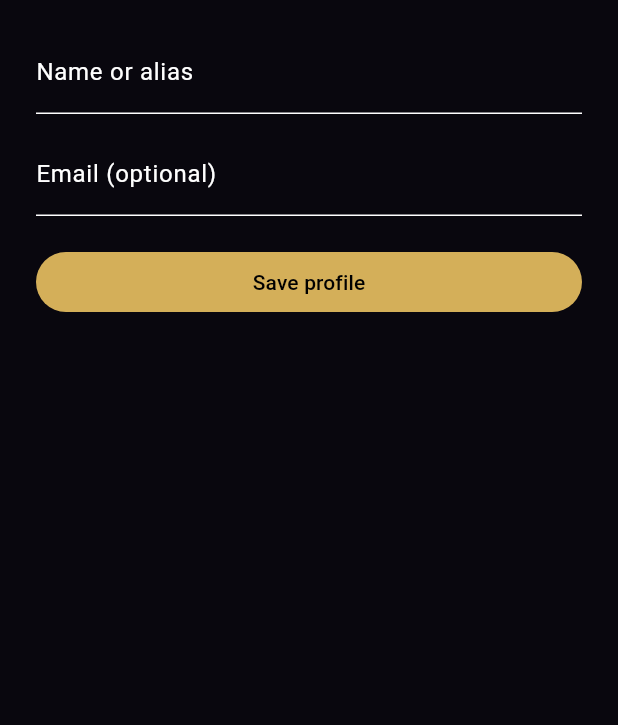
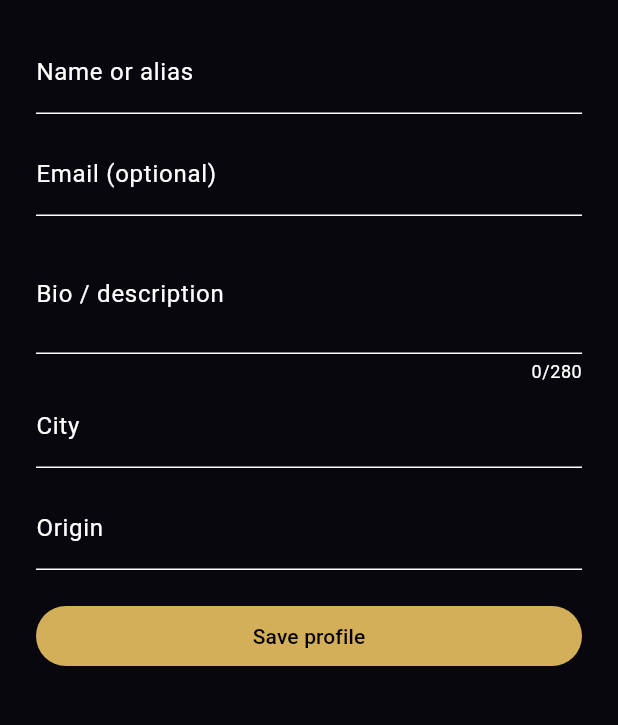
Before and after one commit to AnarchSun/tarot_noir, a Flutter app: the ProfileCompletionSheet widget shown alone on an empty page, opened directly, on a phone screen of 412 x 824 dp, the part 156-881 px from its top. Run offline on Flutter 3.47's test engine with Material 3 defaults, Android fonts, the phone set to English and light mode, and no system bars; our stand-ins replace cloud_firestore, firebase_auth, firebase_core, google_sign_in, shared_preferences; missing offline and left inert: flutter_facebook_auth, reown_appkit; accounts and stored records are empty.

Commit message:
feat: profile tabs (profile, journal, collection, wallet) with bio, city and origin
Co-authored-by: Copilot App <223556219+Copilot@users.noreply.github.com>

```diff
--- a/lib/l10n/app_localizations.dart
+++ b/lib/l10n/app_localizations.dart
@@ -1023,6 +1023,90 @@ abstract class AppLocalizations {
   /// In fr, this message translates to:
   /// **'Espace publicitaire réservé aux invités'**
   String get guestAdBody;
+
+  /// No description provided for @profileTabHome.
+  ///
+  /// In fr, this message translates to:
+  /// **'Profil'**
+  String get profileTabHome;
+
+  /// No description provided for @profileTabJournal.
+  ///
+  /// In fr, this message translates to:
+  /// **'Journal'**
+  String get profileTabJournal;
+
+  /// No description provided for @profileTabCollection.
+  ///
+  /// In fr, this message translates to:
+  /// **'Collection'**
+  String get profileTabCollection;
+
+  /// No description provided for @profileTabWallet.
+  ///
+  /// In fr, this message translates to:
+  /// **'Portefeuille'**
+  String get profileTabWallet;
+
+  /// No description provided for @bioLabel.
+  ///
+  /// In fr, this message translates to:
+  /// **'Bio / description'**
+  String get bioLabel;
+
+  /// No description provided for @cityLabel.
+  ///
+  /// In fr, this message translates to:
+  /// **'Ville'**
+  String get cityLabel;
+
+  /// No description provided for @originLabel.
+  ///
+  /// In fr, this message translates to:
+  /// **'Origine'**
+  String get originLabel;
+
+  /// No description provided for @aboutTitle.
+  ///
+  /// In fr, this message translates to:
+  /// **'À propos'**
+  String get aboutTitle;
+
+  /// No description provided for @aboutEmpty.
+  ///
+  /// In fr, this message translates to:
+  /// **'Ajoute une bio, ta ville ou ton origine pour présenter ton profil.'**
+  String get aboutEmpty;
+
+  /// No description provided for @memberSince.
+  ///
+  /// In fr, this message translates to:
+  /// **'Dans le cercle depuis {date}'**
+  String memberSince(String date);
+
+  /// No description provided for @collectionTitle.
+  ///
+  /// In fr, this message translates to:
+  /// **'Collection'**
+  String get collectionTitle;
+
+  /// No description provided for @collectionEmpty.
+  ///
+  /// In fr, this message translates to:
+  /// **'Tes NFTs Tarot Noir apparaîtront ici. La collection d’avatars sur Solana n’est pas encore ouverte.'**
+  String get collectionEmpty;
+
+  /// No description provided for @collectionPremiumHint.
+  ///
+  /// In fr, this message translates to:
+  /// **'Un portefeuille intégré accompagnera Orion+ pour recevoir et garder tes NFTs.'**
+  String get collectionPremiumHint;
+
+  /// No description provided for @walletTabIntro.
+  ///
+  /// In fr, this message translates to:
+  /// **'Connecte ton portefeuille Solana existant. Le portefeuille intégré inclus avec Orion+ (adresse, solde, NFTs, envoi et réception) est en préparation.'**
+  String get walletTabIntro;
 }
 
 class _AppLocalizationsDelegate
--- a/lib/models/user_profile.dart
+++ b/lib/models/user_profile.dart
@@ -5,6 +5,9 @@ class UserProfile {
     this.email,
     this.walletAddress,
     this.firebaseUid,
+    this.bio,
+    this.city,
+    this.origin,
   }) : assert(walletAddress != null || firebaseUid != null);
 
   final String displayName;
@@ -12,6 +15,9 @@ class UserProfile {
   final String? walletAddress;
   final String? firebaseUid;
   final DateTime completedAt;
+  final String? bio;
+  final String? city;
+  final String? origin;
 
   bool belongsToFirebaseUser(String uid) => firebaseUid == uid;
 
@@ -23,6 +29,9 @@ class UserProfile {
     'walletAddress': walletAddress,
     'firebaseUid': firebaseUid,
     'completedAt': completedAt.toUtc().toIso8601String(),
+    'bio': bio,
+    'city': city,
+    'origin': origin,
   };
 
   static UserProfile? fromJson(Map<String, dynamic> json) {
@@ -47,6 +56,9 @@ class UserProfile {
         walletAddress: walletAddress,
         firebaseUid: firebaseUid,
         completedAt: DateTime.parse(json['completedAt'] as String),
+        bio: _clean(json['bio']),
+        city: _clean(json['city']),
+        origin: _clean(json['origin']),
       );
     } on FormatException {
       return null;
@@ -54,4 +66,9 @@ class UserProfile {
       return null;
     }
   }
+
+  static String? _clean(Object? value) {
+    final text = value is String ? value.trim() : '';
+    return text.isEmpty ? null : text;
+  }
 }
--- a/lib/widgets/profile_completion_sheet.dart
+++ b/lib/widgets/profile_completion_sheet.dart
@@ -27,6 +27,9 @@ class _ProfileCompletionSheetState extends State<ProfileCompletionSheet> {
   final _formKey = GlobalKey<FormState>();
   late final TextEditingController _displayNameController;
   late final TextEditingController _emailController;
+  late final TextEditingController _bioController;
+  late final TextEditingController _cityController;
+  late final TextEditingController _originController;
 
   @override
   void initState() {
@@ -40,13 +43,26 @@ class _ProfileCompletionSheetState extends State<ProfileCompletionSheet> {
     _emailController = TextEditingController(
       text: widget.initialProfile?.email ?? widget.suggestedEmail ?? '',
     );
+    _bioController = TextEditingController(text: widget.initialProfile?.bio);
+    _cityController = TextEditingController(text: widget.initialProfile?.city);
+    _originController = TextEditingController(
+      text: widget.initialProfile?.origin,
+    );
   }
 
   @override
   void dispose() {
+    _bioController.dispose();
+    _cityController.dispose();
+    _originController.dispose();
     _displayNameController.dispose();
     _emailController.dispose();
     super.dispose();
+  }
+
+  String? _orNull(TextEditingController c) {
+    final text = c.text.trim();
+    return text.isEmpty ? null : text;
   }
 
   void _save() {
@@ -60,6 +76,9 @@ class _ProfileCompletionSheetState extends State<ProfileCompletionSheet> {
             widget.walletAddress ?? widget.initialProfile?.walletAddress,
         firebaseUid: widget.firebaseUid ?? widget.initialProfile?.firebaseUid,
         completedAt: DateTime.now().toUtc(),
+        bio: _orNull(_bioController),
+        city: _orNull(_cityController),
+        origin: _orNull(_originController),
       ),
     );
   }
@@ -111,6 +130,27 @@ class _ProfileCompletionSheetState extends State<ProfileCompletionSheet> {
                         : null;
                   },
                 ),
+                const SizedBox(height: 12),
+                TextFormField(
+                  key: const Key('profile-bio'),
+                  controller: _bioController,
+                  minLines: 2,
+                  maxLines: 4,
+                  maxLength: 280,
+                  decoration: InputDecoration(labelText: l10n.bioLabel),
+                ),
+                TextFormField(
+                  key: const Key('profile-city'),
+                  controller: _cityController,
+                  textInputAction: TextInputAction.next,
+                  decoration: InputDecoration(labelText: l10n.cityLabel),
+                ),
+                const SizedBox(height: 12),
+                TextFormField(
+                  key: const Key('profile-origin'),
+                  controller: _originController,
+                  decoration: InputDecoration(labelText: l10n.originLabel),
+                ),
                 if (widget.walletAddress case final address?) ...[
                   const SizedBox(height: 12),
                   Text(
```
Also changed, not shown: lib/l10n/app_en.arb (+22 -1 lines), lib/l10n/app_es.arb (+22 -1 lines), lib/l10n/app_fr.arb (+22 -1 lines), lib/l10n/app_localizations_en.dart (+48 -0 lines), lib/l10n/app_localizations_es.dart (+48 -0 lines), lib/l10n/app_localizations_fr.dart (+48 -0 lines), lib/screens/profile_screen.dart (+130 -17 lines), 1 other file.
